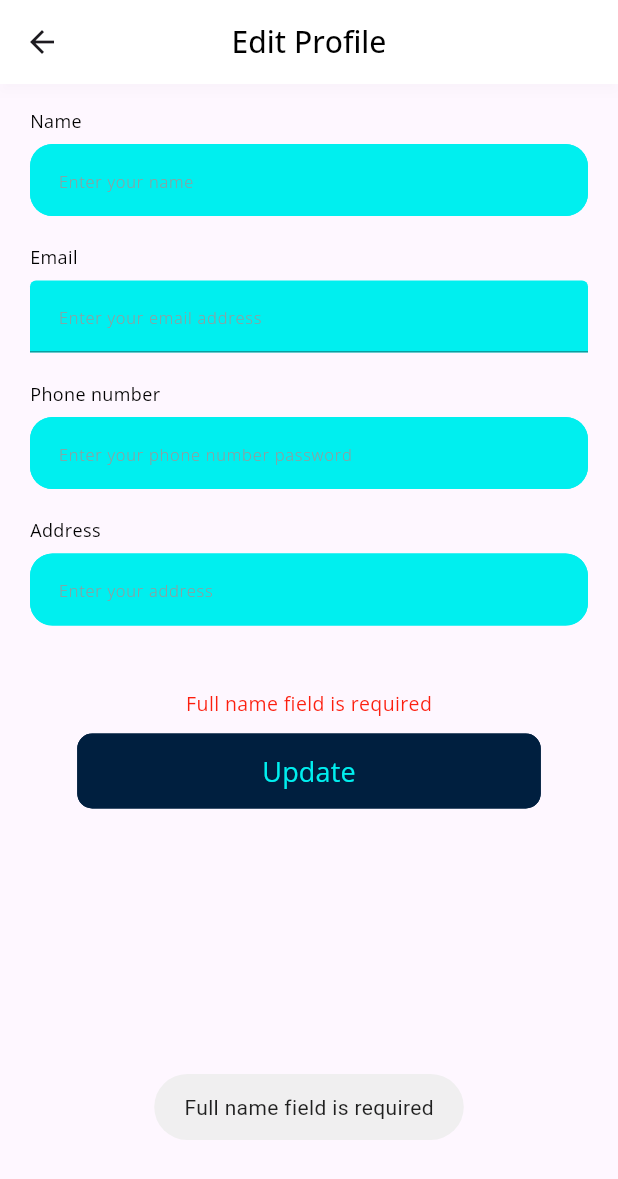
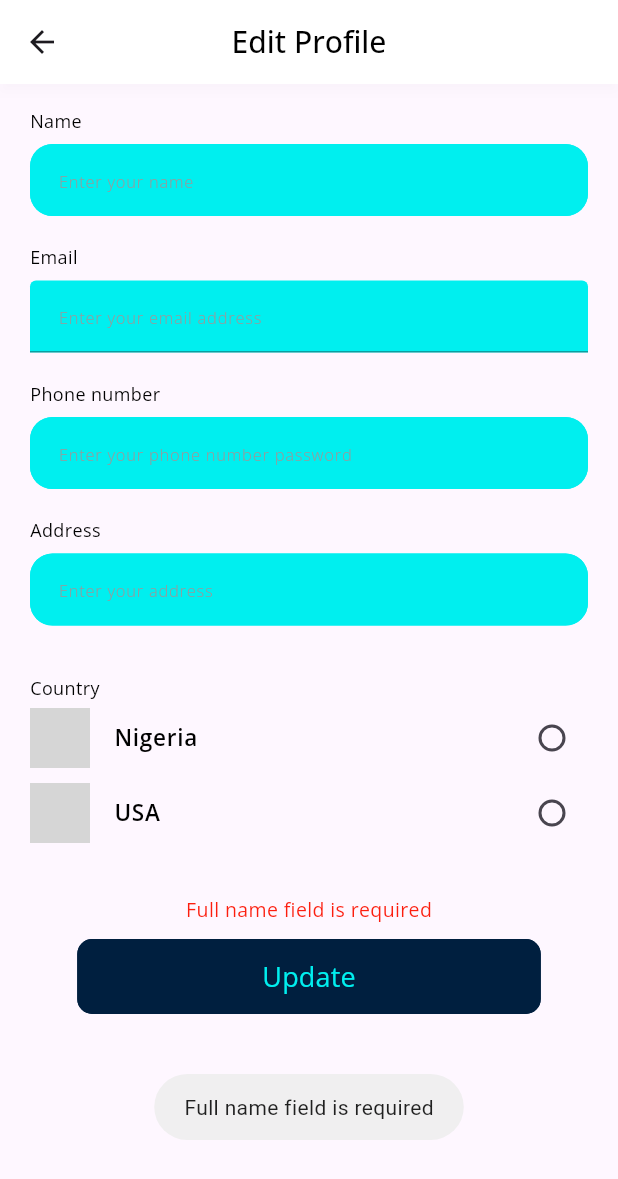
Before and after one commit to BizTidyTech/biztech_mobile_app, a Flutter app: the EditProfileView screen opened directly, after a tap on "Update", on a phone screen of 412 x 824 dp. Shown: the top 1179 px of the screen. Run offline on Flutter 3.47's test engine with Material 3 defaults, Android fonts, the phone set to English and light mode, and no system bars; our stand-ins replace cached_network_image, cloud_firestore, entry, firebase_auth, firebase_core, flutter_svg and 12 more; missing offline and left inert: animate_gradient, cloudinary_public, cupertino_will_pop_scope, email_otp, flutter_paypal, omni_datetime_picker and 2 more; accounts and stored records are empty; network calls fail; grey boxes are pictures that could not be loaded.

Commit message:
Update country from profile

```diff
--- a/lib/ui/features_user/auth/auth_model/user_data_model.dart
+++ b/lib/ui/features_user/auth/auth_model/user_data_model.dart
@@ -12,6 +12,7 @@ class UserData {
   String? photoUrl;
   String? phoneNumber;
   String? address;
+  String? country;
   DateTime? timeCreated;
 
   UserData({
@@ -23,6 +24,7 @@ class UserData {
     this.timeCreated,
     this.phoneNumber,
     this.address,
+    this.country,
   });
 
   UserData copyWith({
@@ -33,6 +35,7 @@ class UserData {
     String? photoUrl,
     String? phoneNumber,
     String? address,
+    String? country,
     DateTime? timeCreated,
   }) =>
       UserData(
@@ -44,6 +47,7 @@ class UserData {
         timeCreated: timeCreated ?? this.timeCreated,
         phoneNumber: phoneNumber ?? this.phoneNumber,
         address: address ?? this.address,
+        country: country ?? this.country,
       );
 
   factory UserData.fromJson(Map<String, dynamic> json) => UserData(
@@ -54,6 +58,7 @@ class UserData {
         photoUrl: json["photoUrl"],
         phoneNumber: json["phoneNumber"],
         address: json["address"],
+        country: json["country"],
         timeCreated: json["timeCreated"] == null
             ? null
             : DateTime.parse(json["timeCreated"]),
@@ -67,6 +72,7 @@ class UserData {
         "photoUrl": photoUrl,
         "phoneNumber": phoneNumber,
         "address": address,
+        "country": country,
         "timeCreated": timeCreated?.toIso8601String(),
       };
 }
--- a/lib/ui/features_user/profile/profile_controller/profile_controller.dart
+++ b/lib/ui/features_user/profile/profile_controller/profile_controller.dart
@@ -42,18 +42,18 @@ class ProfileController extends GetxController {
     stopLoading();
   }
 
-  attemptToUpdateProfileData() async {
+  attemptToUpdateProfileData(String country) async {
     if (fullnameController.text.trim().isEmpty == true) {
       errMessage = "Full name field is required";
       Fluttertoast.showToast(msg: "Full name field is required");
       update();
     } else {
       errMessage = '';
-      await updateProfileData();
+      await updateProfileData(country);
     }
   }
 
-  updateProfileData() async {
+  updateProfileData(String country) async {
     errMessage = '';
     startLoading();
     try {
@@ -61,6 +61,7 @@ class ProfileController extends GetxController {
         name: fullnameController.text.trim(),
         address: addressController.text.trim(),
         phoneNumber: phoneController.text.trim(),
+        country: country,
       );
       logger.f("updatedUserProfile: ${updatedUserProfile.toJson()}");
       final updated =
--- a/lib/ui/features_user/profile/profile_views/edit_profile_view.dart
+++ b/lib/ui/features_user/profile/profile_views/edit_profile_view.dart
@@ -11,6 +11,7 @@ import 'package:biztidy_mobile_app/utils/app_constants/app_styles.dart';
 import 'package:biztidy_mobile_app/utils/extension_and_methods/string_cap_extensions.dart';
 import 'package:flutter/material.dart';
 import 'package:flutter/services.dart';
+import 'package:flutter_svg/svg.dart';
 import 'package:get/get.dart';
 
 class EditProfileView extends StatefulWidget {
@@ -22,6 +23,8 @@ class EditProfileView extends StatefulWidget {
 
 class _EditProfileViewState extends State<EditProfileView> {
   final controller = Get.put(ProfileController());
+  static const String nigeria = "Nigeria", usa = "USA";
+  String _selectedCountry = nigeria;
 
   @override
   void initState() {
@@ -34,6 +37,7 @@ class _EditProfileViewState extends State<EditProfileView> {
         TextEditingController(text: controller.myProfileData?.phoneNumber);
     controller.addressController =
         TextEditingController(text: controller.myProfileData?.address);
+    _selectedCountry = controller.myProfileData?.country ?? nigeria;
   }
 
   @override
@@ -85,6 +89,19 @@ class _EditProfileViewState extends State<EditProfileView> {
                       hintText: 'Enter your address',
                       textInputAction: TextInputAction.done,
                     ),
+                    verticalSpacer(20),
+                    Row(
+                      children: [
+                        Text(
+                          "Country",
+                          style: AppStyles.subStringStyle(
+                            12,
+                            AppColors.fullBlack,
+                          ),
+                        ),
+                      ],
+                    ),
+                    _countrySelector(),
                     verticalSpacer(30),
                     Center(
                       child: Text(
@@ -103,7 +120,8 @@ class _EditProfileViewState extends State<EditProfileView> {
                             onPressed: () {
                               SystemChannels.textInput
                                   .invokeMethod('TextInput.hide');
-                              controller.attemptToUpdateProfileData();
+                              controller
+                                  .attemptToUpdateProfileData(_selectedCountry);
                             },
                           ),
                     verticalSpacer(12),
@@ -114,4 +132,79 @@ class _EditProfileViewState extends State<EditProfileView> {
           );
         });
   }
+
+  Widget _countrySelector() {
+    return Column(
+      children: [
+        // Nigeria option.
+        ListTile(
+          contentPadding: const EdgeInsets.symmetric(vertical: 10),
+          minVerticalPadding: 0,
+          minTileHeight: 30,
+          leading: SizedBox(
+            width: 40,
+            height: 40,
+            child: SvgPicture.network(
+              'https://upload.wikimedia.org/wikipedia/commons/7/79/Flag_of_Nigeria.svg',
+              width: 40,
+              height: 40,
+            ),
+          ),
+          title: Text(
+            nigeria,
+            style: AppStyles.regularStringStyle(15, AppColors.fullBlack),
+          ),
+          trailing: Radio<String>(
+            activeColor: Colors.blue,
+            value: nigeria,
+            groupValue: _selectedCountry,
+            onChanged: (String? value) {
+              setState(() {
+                _selectedCountry = nigeria;
+              });
+            },
+          ),
+          onTap: () {
+            setState(() {
+              _selectedCountry = "Nigeria";
+            });
+          },
+        ),
+        // USA option.
+        ListTile(
+          contentPadding: const EdgeInsets.symmetric(vertical: 10),
+          minVerticalPadding: 0,
+          minTileHeight: 30,
+          leading: SizedBox(
+            width: 40,
+            height: 40,
+            child: SvgPicture.network(
+              'https://upload.wikimedia.org/wikipedia/en/a/a4/Flag_of_the_United_States.svg',
+              width: 40,
+              height: 40,
+            ),
+          ),
+          title: Text(
+            usa,
+            style: AppStyles.regularStringStyle(15, AppColors.fullBlack),
+          ),
+          trailing: Radio<String>(
+            activeColor: Colors.blue,
+            value: "USA",
+            groupValue: _selectedCountry,
+            onChanged: (String? value) {
+              setState(() {
+                _selectedCountry = usa;
+              });
+            },
+          ),
+          onTap: () {
+            setState(() {
+              _selectedCountry = "USA";
+            });
+          },
+        ),
+      ],
+    );
+  }
 }
```
